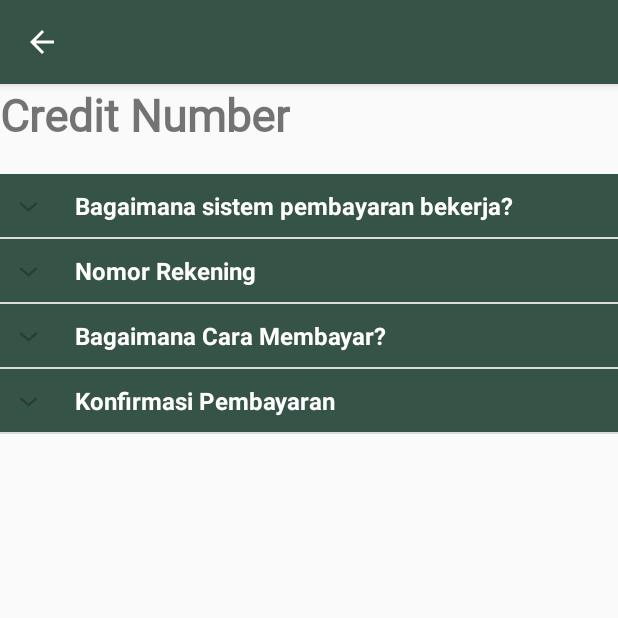
After one commit to Leonardus028/MoveKos, an Android app: the CreditNumberActivity screen opened directly, with no data from a screen before it, on a phone screen of 412 x 824 dp, the top half of it. The commit adds this screen. Run offline under Robolectric (Android 15) with nearby library versions, the phone set to English and light mode, and no system bars.

Commit message:
Kelarin beberapa

```diff
--- a/app/build.gradle
+++ b/app/build.gradle
@@ -93,4 +93,6 @@ dependencies {
 
     // google-services
     implementation 'com.google.gms:google-services:4.3.4'
+
+    implementation 'com.github.medyo:android-about-page:1.1.1'
 }
--- a/app/src/main/AndroidManifest.xml
+++ b/app/src/main/AndroidManifest.xml
@@ -15,7 +15,10 @@
         android:supportsRtl="true"
         android:theme="@style/AppTheme"
         tools:ignore="ExtraText">
-        <activity android:name=".HowtoOrderActivity"></activity>
+        <activity android:name=".JoinUsActivity"></activity>
+        <activity android:name=".AboutActivity" />
+        <activity android:name=".CreditNumberActivity" />
+        <activity android:name=".HowtoOrderActivity" />
         <activity android:name=".ForgotPasswordActivity" />
         <activity android:name=".AuthenticationActivity" />
         <activity android:name=".OrderActivity" />
--- /dev/null
+++ b/app/src/main/java/com/example/movekos/CreditNumberActivity.java
@@ -0,0 +1,73 @@
+package com.example.movekos;
+
+import androidx.appcompat.app.AppCompatActivity;
+
+import android.os.Bundle;
+import android.view.MenuItem;
+import android.widget.ExpandableListView;
+
+import com.example.movekos.ExpandableListAdapter;
+
+import java.util.ArrayList;
+import java.util.HashMap;
+import java.util.List;
+
+public class CreditNumberActivity extends AppCompatActivity {
+    private ExpandableListView listView;
+    private ExpandableListAdapter listAdapter;
+    private List<String> listDataHeader;
+    private HashMap<String,List<String>> listHash;
+
+    @Override
+    protected void onCreate(Bundle savedInstanceState) {
+        super.onCreate(savedInstanceState);
+        setContentView(R.layout.activity_credit_number);
+        getSupportActionBar().setDisplayHomeAsUpEnabled(true);
+        getSupportActionBar().setTitle(" ");
+
+        listView = (ExpandableListView) findViewById(R.id.lvExp);
+        initData();
+        listAdapter = new ExpandableListAdapter(this,listDataHeader, listHash);
+        listView.setAdapter(listAdapter);
+    }
+
+    private void initData() {
+        listDataHeader = new ArrayList<>();
+        listHash = new HashMap<>();
+
+        listDataHeader.add("Bagaimana sistem pembayaran bekerja?");
+        listDataHeader.add("Nomor Rekening");
+        listDataHeader.add("Bagaimana Cara Membayar?");
+        listDataHeader.add("Konfirmasi Pembayaran");
+
+        List<String> sistemBayar = new ArrayList<>();
+        sistemBayar.add("Sistem pembayaran bekerja dengan pelanggan melakukan transfer bank ke rekening yang tertera kemudian pelanggan melakukan konfirmasi ke kami. " +
+                "Setelah pembayaran kami terima dan konfirmasi, pesanan akan langsung kami proses");
+
+        List<String> noRekening = new ArrayList<>();
+        noRekening.add("Nomor rekening yang perlu ditransfer adalah sebagai berikut :" +
+                "BCA : 1806199890. ");
+        noRekening.add("Diharapkan menggunakan bank yang sama yaitu Bank BCA ketika mentransfer dikarenakan transfer antar bank " +
+                "akan dikenakan biaya tambahan oleh bank yang bersangkutan");
+
+
+        List<String> caraBayar = new ArrayList<>();
+        caraBayar.add("Pembayaran dapat dilakukan dengan melakukan transfer ke rekening yang tertera di atas");
+
+
+        List<String> konfirmasi = new ArrayList<>();
+        konfirmasi.add("Konfirmasi pembayaran dapat dilakukan dengan melakukan chat whatsapp ke nomor berikut yaitu 0812456789");
+
+        listHash.put(listDataHeader.get(0),sistemBayar);
+        listHash.put(listDataHeader.get(1),noRekening);
+        listHash.put(listDataHeader.get(2),caraBayar);
+        listHash.put(listDataHeader.get(3),konfirmasi);
+    }
+    @Override
+    public boolean onOptionsItemSelected(MenuItem item) {
+        if (item.getItemId() == android.R.id.home) {
+            finish();
+        }
+        return super.onOptionsItemSelected(item);
+    }
+}
--- /dev/null
+++ b/app/src/main/java/com/example/movekos/ExpandableListAdapter.java
@@ -0,0 +1,94 @@
+package com.example.movekos;
+import android.content.Context;
+import android.graphics.Typeface;
+import android.view.LayoutInflater;
+import android.view.View;
+import android.view.ViewGroup;
+import android.widget.BaseExpandableListAdapter;
+import android.widget.TextView;
+
+import java.util.HashMap;
+import java.util.List;
+
+public class ExpandableListAdapter extends BaseExpandableListAdapter {
+    private Context context;
+    private List<String> listDataHeader;
+    private HashMap<String,List<String>> listHashMap;
+
+    public ExpandableListAdapter(Context context, List<String> listDataHeader, HashMap<String, List<String>> listHashMap) {
+        this.context = context;
+        this.listDataHeader = listDataHeader;
+        this.listHashMap = listHashMap;
+    }
+
+    @Override
+    public int getGroupCount() {
+        return listDataHeader.size();
+    }
+
+    @Override
+    public int getChildrenCount(int i) {
+        return listHashMap.get(listDataHeader.get(i)).size();
+    }
+
+    @Override
+    public Object getGroup(int i) {
+        return listDataHeader.get(i);
+    }
+
+    @Override
+    public Object getChild(int i, int i1) {
+        return listHashMap.get(listDataHeader.get(i)).get(i1); //i = Group item i1 = child item
+    }
+
+    @Override
+    public long getGroupId(int i) {
+        return i;
+    }
+
+    @Override
+    public long getChildId(int i, int i1) {
+        return i1;
+    }
+
+    @Override
+    public boolean hasStableIds() {
+        return false;
+    }
+
+    @Override
+    public View getGroupView(int i, boolean b, View view, ViewGroup viewGroup) {
+        String headerTitle = (String)getGroup(i);
+                if (view == null)
+                {
+                    LayoutInflater inflater = (LayoutInflater)this.context.getSystemService(Context.LAYOUT_INFLATER_SERVICE);
+                    view = inflater.inflate(R.layout.list_group, null);
+                }
+
+        TextView lblListHeader = (TextView)view.findViewById(R.id.lblListHeader);
+                lblListHeader.setTypeface(null, Typeface.BOLD);
+                lblListHeader.setText(headerTitle);
+                return view;
+
+    }
+
+    @Override
+    public View getChildView(int i, int i1, boolean b, View view, ViewGroup viewGroup) {
+        final String childText = (String)getChild(i,i1);
+        if (view == null)
+        {
+            LayoutInflater inflater = (LayoutInflater)this.context.getSystemService(Context.LAYOUT_INFLATER_SERVICE);
+            view = inflater.inflate(R.layout.list_item, null);
+
+        }
+
+        TextView txtListChild = (TextView)view.findViewById(R.id.lblListItem);
+        txtListChild.setText(childText);
+        return view;
+    }
+
+    @Override
+    public boolean isChildSelectable(int i, int i1) {
+        return true;
+    }
+}
--- a/app/src/main/java/com/example/movekos/HowtoOrderActivity.java
+++ b/app/src/main/java/com/example/movekos/HowtoOrderActivity.java
@@ -18,5 +18,7 @@ public class HowtoOrderActivity extends AppCompatActivity {
 
         IntroAdapter adapter = new IntroAdapter(getSupportFragmentManager());
         viewPager.setAdapter(adapter);
+
+
     }
 }
--- a/app/src/main/java/com/example/movekos/SplashActivity.kt
+++ b/app/src/main/java/com/example/movekos/SplashActivity.kt
@@ -19,7 +19,7 @@ class SplashActivity : AppCompatActivity() {
         supportActionBar?.hide()
 
         Handler().postDelayed({
-            val intent = Intent(this@SplashActivity, HomeActivity::class.java)
+            val intent = Intent(this@SplashActivity, AuthenticationActivity::class.java)
             startActivity(intent)
             finish()
         },  3000)
--- a/app/src/main/java/com/example/movekos/ThirdOrderFragment.java
+++ b/app/src/main/java/com/example/movekos/ThirdOrderFragment.java
@@ -1,5 +1,6 @@
 package com.example.movekos;
 
+import android.content.Intent;
 import android.os.Bundle;
 import android.view.LayoutInflater;
 import android.view.View;
@@ -9,6 +10,8 @@ import android.widget.Toast;
 
 import androidx.fragment.app.Fragment;
 import androidx.viewpager.widget.ViewPager;
+
+import com.example.movekos.ui.notifications.NotificationsFragment;
 
 public class ThirdOrderFragment extends Fragment {
 
@@ -36,6 +39,7 @@ public class ThirdOrderFragment extends Fragment {
         });
 
         back = view.findViewById(R.id.slideThreeBack);
+        done = view.findViewById(R.id.slideThreeDone);
 
         back.setOnClickListener(new View.OnClickListener() {
             @Override
--- a/app/src/main/java/com/example/movekos/ui/dashboard/ProfileFragment.kt
+++ b/app/src/main/java/com/example/movekos/ui/dashboard/ProfileFragment.kt
@@ -33,6 +33,7 @@ class ProfileFragment : Fragment() {
         inflater: LayoutInflater,
         container: ViewGroup?,
         savedInstanceState: Bundle?
+
     ): View? {
         profileViewModel =
             ViewModelProvider(this).get(ProfileViewModel::class.java)
--- a/app/src/main/java/com/example/movekos/ui/notifications/NotificationsFragment.kt
+++ b/app/src/main/java/com/example/movekos/ui/notifications/NotificationsFragment.kt
@@ -9,8 +9,7 @@ import androidx.appcompat.app.AppCompatActivity
 import androidx.cardview.widget.CardView
 import androidx.fragment.app.Fragment
 import androidx.lifecycle.ViewModelProvider
-import com.example.movekos.HowtoOrderActivity
-import com.example.movekos.R
+import com.example.movekos.*
 
 
 class NotificationsFragment : Fragment() {
@@ -41,10 +40,13 @@ class NotificationsFragment : Fragment() {
     }
 
     cardCommunity.setOnClickListener {
+      startActivity(Intent(context, JoinUsActivity::class.java))
     }
     cardAbout.setOnClickListener {
+      startActivity(Intent(context, AboutActivity::class.java))
     }
     cardCredit.setOnClickListener {
+      startActivity(Intent(context, CreditNumberActivity::class.java))
     }
 
 
--- /dev/null
+++ b/app/src/main/res/layout/activity_credit_number.xml
@@ -0,0 +1,28 @@
+<?xml version="1.0" encoding="utf-8"?>
+<androidx.constraintlayout.widget.ConstraintLayout xmlns:android="http://schemas.android.com/apk/res/android"
+    xmlns:app="http://schemas.android.com/apk/res-auto"
+    xmlns:tools="http://schemas.android.com/tools"
+    android:layout_width="match_parent"
+    android:layout_height="match_parent"
+    tools:context=".CreditNumberActivity">
+
+    <TextView
+        android:id="@+id/creditNumber"
+        android:layout_width="wrap_content"
+        android:layout_height="wrap_content"
+        android:text="Credit Number"
+        android:fontFamily="@font/blacksword"
+        android:textSize="30dp"
+        android:textStyle="bold"
+        android:layout_margin="12dp"
+        tools:ignore="MissingConstraints" />
+
+    <ExpandableListView
+        android:layout_marginTop="60dp"
+        android:id="@+id/lvExp"
+        android:layout_width="match_parent"
+        android:layout_height="match_parent"
+        />
+
+
+</androidx.constraintlayout.widget.ConstraintLayout>
--- /dev/null
+++ b/app/src/main/res/layout/list_group.xml
@@ -0,0 +1,21 @@
+<?xml version="1.0" encoding="utf-8"?>
+<androidx.appcompat.widget.LinearLayoutCompat
+    xmlns:android="http://schemas.android.com/apk/res/android"
+    xmlns:app="http://schemas.android.com/apk/res-auto"
+    xmlns:tools="http://schemas.android.com/tools"
+    android:orientation="vertical"
+    android:padding="10dp"
+    android:background="@color/colorPrimary"
+    android:layout_width="match_parent"
+    android:layout_height="wrap_content">
+
+    <TextView
+        android:fontFamily="@font/lato_light"
+        android:id="@+id/lblListHeader"
+        android:layout_width="match_parent"
+        android:layout_height="wrap_content"
+        android:paddingLeft="?android:attr/expandableListPreferredItemPaddingLeft"
+        android:textColor="@android:color/white"
+        android:textSize="16dp" />
+
+</androidx.appcompat.widget.LinearLayoutCompat>
--- a/app/src/main/res/values/colors.xml
+++ b/app/src/main/res/values/colors.xml
@@ -3,4 +3,5 @@
     <color name="colorPrimary">#365347</color>
     <color name="colorPrimaryDark">#009688</color>
     <color name="colorAccent">#03DAC5</color>
+
 </resources>
```
Also changed, not shown: app/src/main/java/com/example/movekos/AboutActivity.java (added, +58 -0 lines), app/src/main/java/com/example/movekos/JoinUsActivity.java (added, +63 -0 lines), app/src/main/res/layout/activity_about.xml (added, +8 -0 lines), app/src/main/res/layout/activity_join_us.xml (added, +9 -0 lines), app/src/main/res/layout/list_item.xml (added, +19 -0 lines), app/src/main/res/font/Blacksword.ttf (added).
